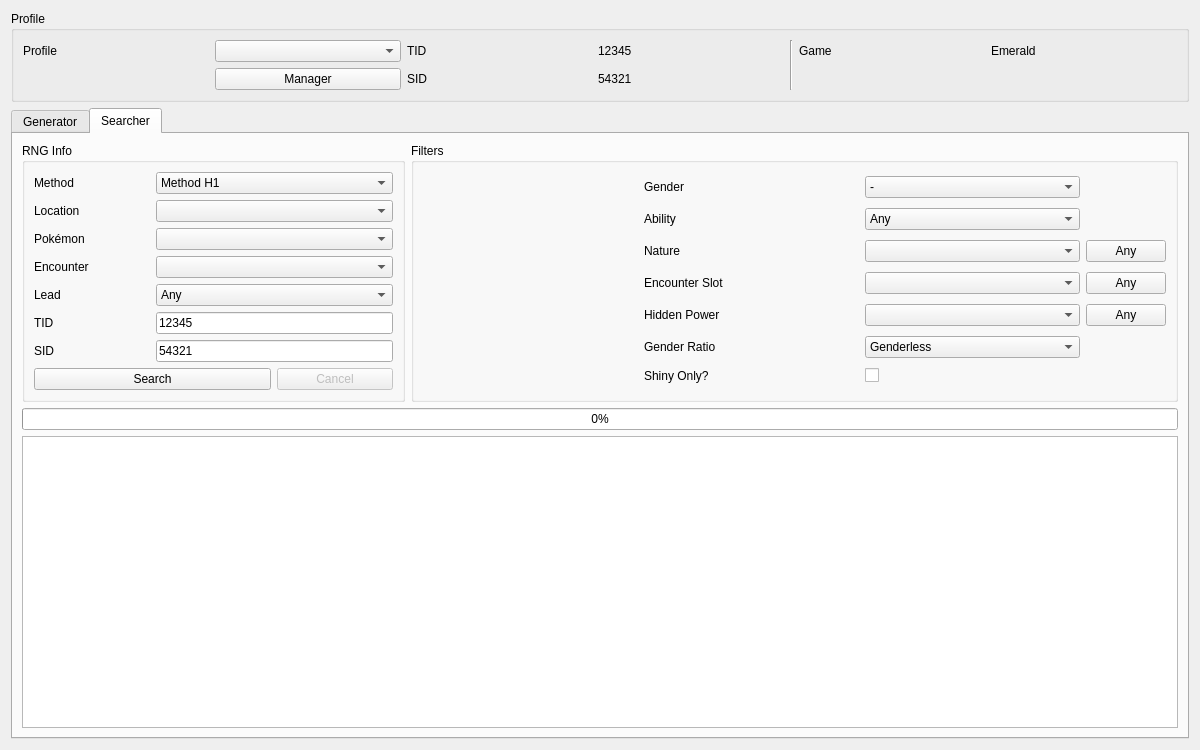
Qt form Forms/Gen3/Wild3.ui (Admiral-Fish/PokeFinder) before a commit.
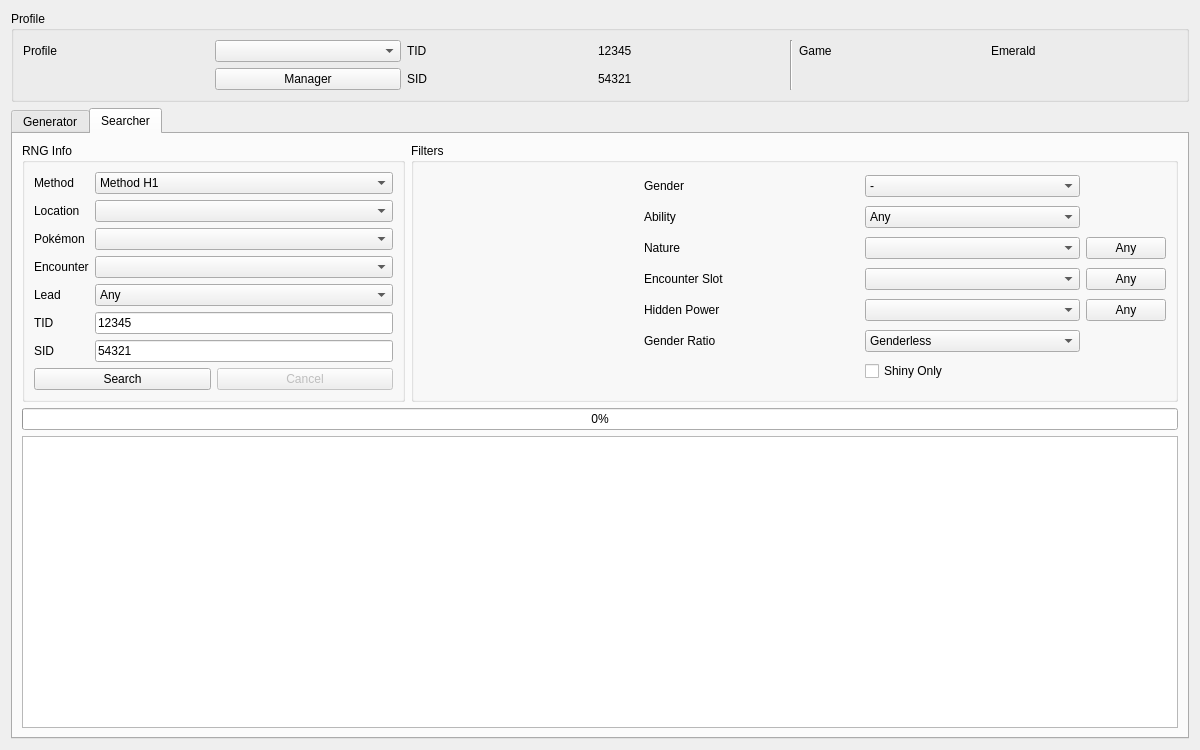
The same form after that commit. The open tabs and pages were chosen to show the change. Icons and pictures are not drawn. Custom widgets are drawn as their Qt base class.

```diff
--- a/Forms/Gen3/Wild3.ui
+++ b/Forms/Gen3/Wild3.ui
@@ -675,7 +675,7 @@
             </property>
            </widget>
           </item>
-          <item row="0" column="1" colspan="2">
+          <item row="0" column="1">
            <widget class="QComboBox" name="comboBoxSearcherMethod">
             <property name="layoutDirection">
              <enum>Qt::LeftToRight</enum>
@@ -710,7 +710,7 @@
             </property>
            </widget>
           </item>
-          <item row="1" column="1" colspan="2">
+          <item row="1" column="1">
            <widget class="QComboBox" name="comboBoxSearcherLocation">
             <property name="maxVisibleItems">
              <number>10</number>
@@ -724,7 +724,7 @@
             </property>
            </widget>
           </item>
-          <item row="2" column="1" colspan="2">
+          <item row="2" column="1">
            <widget class="QComboBox" name="comboBoxSearcherPokemon"/>
           </item>
           <item row="3" column="0">
@@ -734,7 +734,7 @@
             </property>
            </widget>
           </item>
-          <item row="3" column="1" colspan="2">
+          <item row="3" column="1">
            <widget class="QComboBox" name="comboBoxSearcherEncounter"/>
           </item>
           <item row="4" column="0">
@@ -744,7 +744,7 @@
             </property>
            </widget>
           </item>
-          <item row="4" column="1" colspan="2">
+          <item row="4" column="1">
            <widget class="QComboBox" name="comboBoxSearcherLead">
             <item>
              <property name="text">
@@ -775,7 +775,7 @@
             </property>
            </widget>
           </item>
-          <item row="5" column="1" colspan="2">
+          <item row="5" column="1">
            <widget class="TextBox" name="textBoxSearcherTID">
             <property name="inputMask">
              <string/>
@@ -795,7 +795,7 @@
             </property>
            </widget>
           </item>
-          <item row="6" column="1" colspan="2">
+          <item row="6" column="1">
            <widget class="TextBox" name="textBoxSearcherSID">
             <property name="inputMask">
              <string/>
@@ -809,30 +809,34 @@
            </widget>
           </item>
           <item row="7" column="0" colspan="2">
-           <widget class="QPushButton" name="pushButtonSearch">
-            <property name="enabled">
-             <bool>true</bool>
-            </property>
-            <property name="text">
-             <string>Search</string>
-            </property>
-            <property name="checkable">
-             <bool>false</bool>
-            </property>
-            <property name="autoDefault">
-             <bool>false</bool>
-            </property>
-           </widget>
-          </item>
-          <item row="7" column="2">
-           <widget class="QPushButton" name="pushButtonCancel">
-            <property name="enabled">
-             <bool>false</bool>
-            </property>
-            <property name="text">
-             <string>Cancel</string>
-            </property>
-           </widget>
+           <layout class="QHBoxLayout" name="horizontalLayout">
+            <item>
+             <widget class="QPushButton" name="pushButtonSearch">
+              <property name="enabled">
+               <bool>true</bool>
+              </property>
+              <property name="text">
+               <string>Search</string>
+              </property>
+              <property name="checkable">
+               <bool>false</bool>
+              </property>
+              <property name="autoDefault">
+               <bool>false</bool>
+              </property>
+             </widget>
+            </item>
+            <item>
+             <widget class="QPushButton" name="pushButtonCancel">
+              <property name="enabled">
+               <bool>false</bool>
+              </property>
+              <property name="text">
+               <string>Cancel</string>
+              </property>
+             </widget>
+            </item>
+           </layout>
           </item>
          </layout>
         </widget>
@@ -1022,17 +1026,10 @@
             </item>
            </widget>
           </item>
-          <item row="6" column="1">
-           <widget class="QLabel" name="labelSearcherShinyOnly">
-            <property name="text">
-             <string>Shiny Only?</string>
-            </property>
-           </widget>
-          </item>
           <item row="6" column="2">
            <widget class="QCheckBox" name="checkBoxSearcherShinyOnly">
             <property name="text">
-             <string/>
+             <string>Shiny Only</string>
             </property>
            </widget>
           </item>
```
Left out of the diff: 268 changed lines with no effect on the pictures.
